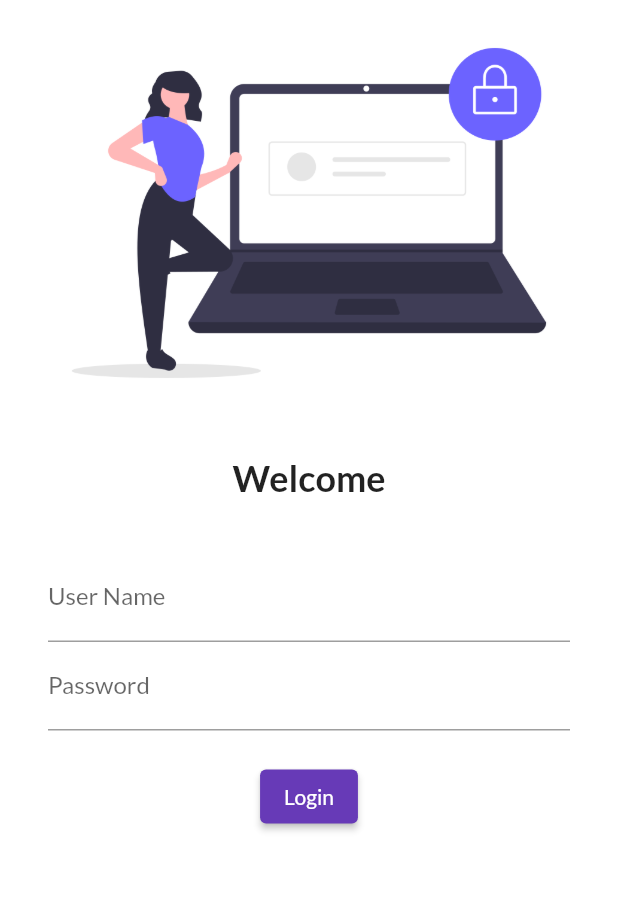
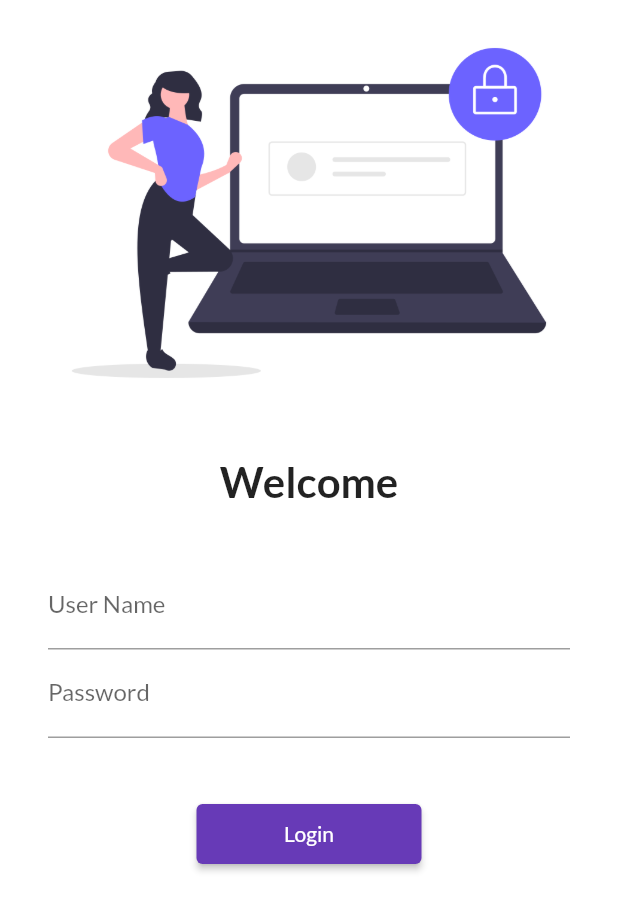
Before and after one commit to Viraj1812/Flutter, a Flutter app: the screen it shows after launch, on a phone screen of 412 x 824 dp. Shown: the top 911 px of the screen. Run offline on Flutter 3.47's test engine with Material 2 defaults, Android fonts, the phone set to English and light mode, and no system bars; our stand-ins replace google_fonts.

Commit message:
Day5 Completed

```diff
--- a/lib/main.dart
+++ b/lib/main.dart
@@ -1,5 +1,6 @@
 import 'package:first_project/pages/home_page.dart';
 import 'package:first_project/pages/login_page.dart';
+import 'package:first_project/utils/routes.dart';
 import 'package:flutter/material.dart';
 import 'package:google_fonts/google_fonts.dart';
 
@@ -24,8 +25,8 @@ class MyApp extends StatelessWidget {
       initialRoute: "/",
       routes: {
         "/": (context) => LoginPage(),
-        "/home": (context) => HomePage(),
-        "/login": (context) => LoginPage()
+        MyRoutes.homeRoute: (context) => HomePage(),
+        MyRoutes.loginRoute: (context) => LoginPage()
       },
     );
   }
--- a/lib/pages/login_page.dart
+++ b/lib/pages/login_page.dart
@@ -1,3 +1,4 @@
+import 'package:first_project/utils/routes.dart';
 import 'package:flutter/material.dart';
 
 class LoginPage extends StatelessWidget {
@@ -7,6 +8,7 @@ class LoginPage extends StatelessWidget {
   Widget build(BuildContext context) {
     return Material(
         color: Colors.white,
+        child: SingleChildScrollView(
           child: Column(
             children: [
               Image.asset(
@@ -19,7 +21,7 @@ class LoginPage extends StatelessWidget {
               Text(
                 "Welcome",
                 style: TextStyle(
-                fontSize: 24,
+                  fontSize: 28,
                   fontWeight: FontWeight.bold,
                 ),
               ),
@@ -27,31 +29,38 @@ class LoginPage extends StatelessWidget {
                 height: 20.0,
               ),
               Padding(
-              padding:
-                  const EdgeInsets.symmetric(vertical: 16.0, horizontal: 32.0),
+                padding: const EdgeInsets.symmetric(
+                    vertical: 16.0, horizontal: 32.0),
                 child: Column(
                   children: [
                     TextFormField(
                       decoration: InputDecoration(
-                        hintText: "Enter User Name", labelText: "User Name",),
+                        hintText: "Enter User Name",
+                        labelText: "User Name",
+                      ),
                     ),
                     TextFormField(
                       obscureText: true,
                       decoration: InputDecoration(
-                        hintText: "Enter Password", labelText: "Password",),
+                        hintText: "Enter Password",
+                        labelText: "Password",
+                      ),
                     ),
                     SizedBox(
-                    height: 20.0,
+                      height: 40.0,
                     ),
                     ElevatedButton(
                       child: Text("Login"),
-                    style: TextButton.styleFrom(),
-                    onPressed: () {},
+                      style: TextButton.styleFrom(minimumSize: Size(150, 40)),
+                      onPressed: () {
+                        Navigator.pushNamed(context, MyRoutes.homeRoute);
+                      },
                     )
                   ],
                 ),
               ),
             ],
+          ),
         ));
   }
 }
--- /dev/null
+++ b/lib/utils/routes.dart
@@ -0,0 +1,4 @@
+class MyRoutes{
+  static String loginRoute = "/login";
+  static String homeRoute = "/home";
+}
```
Lines whose indentation alone changed are shown as unchanged.
